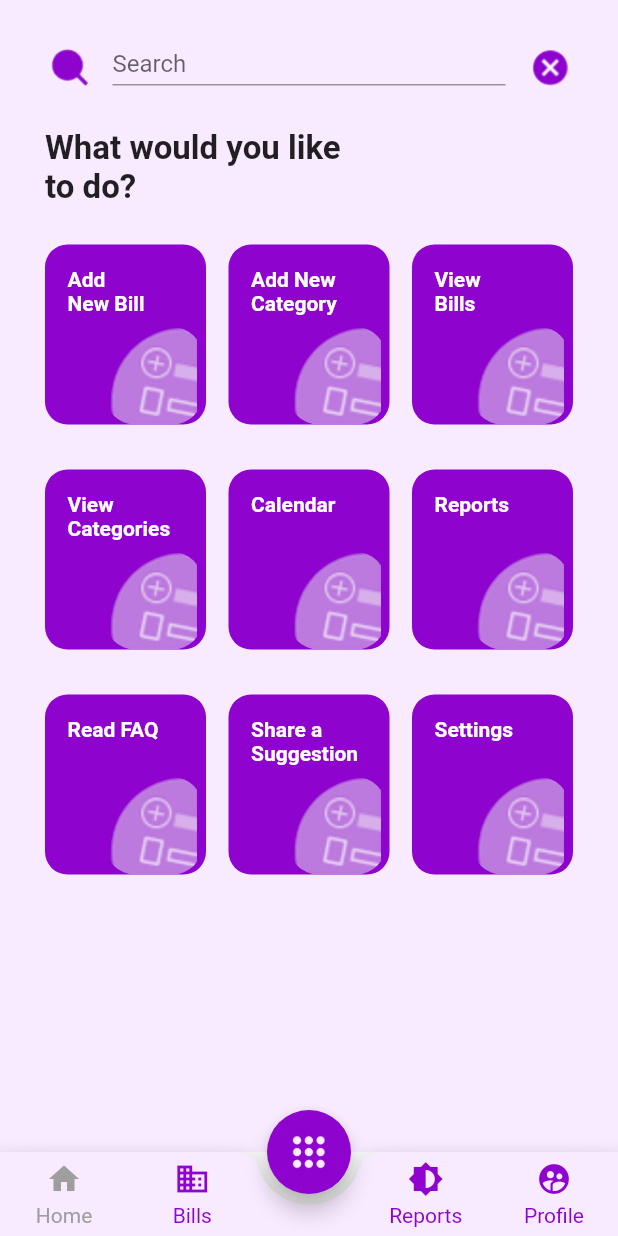
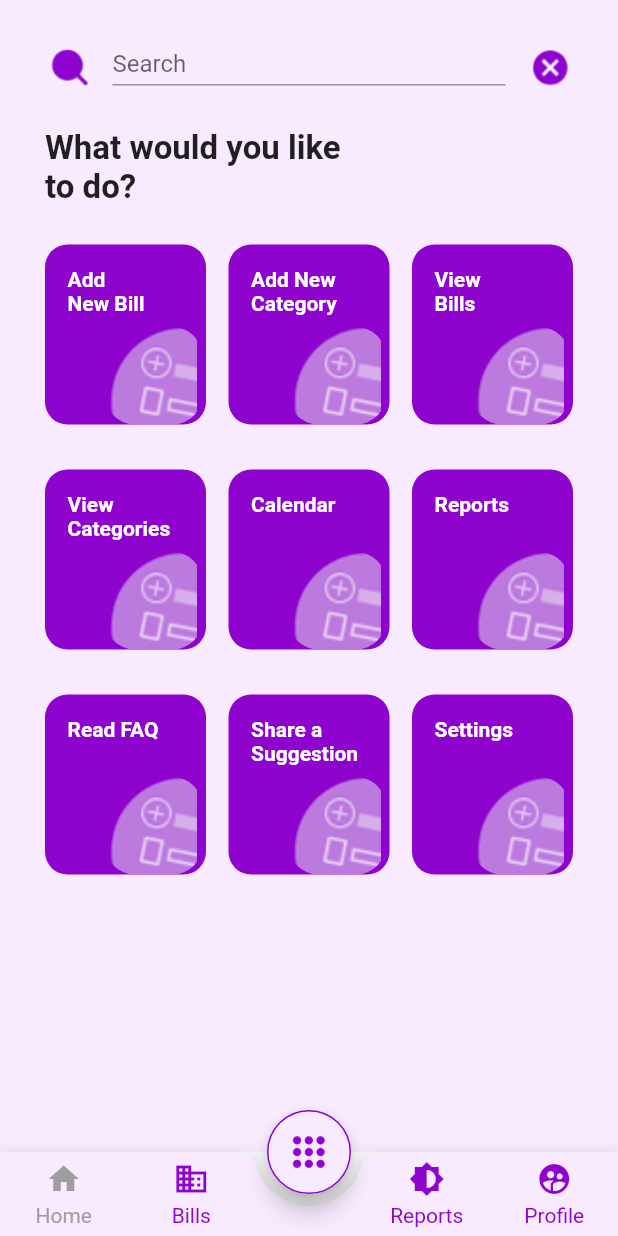
Before and after one commit to ChiragGajjar/PaymentReminder, a Flutter app: the TabBarScreen screen opened directly, on a phone screen of 412 x 824 dp. Run offline on Flutter 3.47's test engine with Material 2 defaults, Android fonts, the phone set to English and light mode, and no system bars.

Commit message:
bottom bar center button color changes

```diff
--- a/lib/tabbarController.dart
+++ b/lib/tabbarController.dart
@@ -14,9 +14,9 @@ class TabBarScreen extends StatefulWidget {
 
 class TabBarScreenState extends State<TabBarScreen> with TickerProviderStateMixin{
   int selectedIndex = 0;
-  late Animation<double> animation;
-  late CurvedAnimation curve;
-  late AnimationController _animationController;
+  // late Animation<double> animation;
+  // late CurvedAnimation curve;
+  // late AnimationController _animationController;
 
   final iconList = <IconData>[
     Icons.home,
@@ -34,27 +34,27 @@ class TabBarScreenState extends State<TabBarScreen> with TickerProviderStateMixi
   @override
   void initState() {
     // TODO: implement initState
-    _animationController = AnimationController(
-      duration: Duration(seconds: 1),
-      vsync: this,
-    );
-    curve = CurvedAnimation(
-      parent: _animationController,
-      curve: Interval(
-        0.5,
-        1.0,
-        curve: Curves.fastOutSlowIn,
-      ),
-    );
-
-    animation = Tween<double>(
-      begin: 0,
-      end: 1,
-    ).animate(curve);
-    Future.delayed(
-      Duration(seconds: 1),
-          () => _animationController.forward(),
-    );
+    // _animationController = AnimationController(
+    //   duration: Duration(seconds: 1),
+    //   vsync: this,
+    // );
+    // curve = CurvedAnimation(
+    //   parent: _animationController,
+    //   curve: Interval(
+    //     0.5,
+    //     1.0,
+    //     curve: Curves.fastOutSlowIn,
+    //   ),
+    // );
+    //
+    // animation = Tween<double>(
+    //   begin: 0,
+    //   end: 1,
+    // ).animate(curve);
+    // Future.delayed(
+    //   Duration(seconds: 1),
+    //       () => _animationController.forward(),
+    // );
 
     super.initState();
 
@@ -65,13 +65,18 @@ class TabBarScreenState extends State<TabBarScreen> with TickerProviderStateMixi
     return Scaffold(
       resizeToAvoidBottomInset: false,
       body: _getBody(selectedIndex),
-      floatingActionButton: FloatingActionButton(onPressed: () {  },
-        backgroundColor: Color(0xFF8E04CE),
+      floatingActionButton: FloatingActionButton(onPressed: () {
+        setState(() {
+            selectedIndex = 4;
+          });
+        },
+        shape: StadiumBorder(side: BorderSide(color: Color(0xFF8E04CE), width: 1)),
+        backgroundColor: selectedIndex == 4 ? Color(0xFF8E04CE) : Color(0xFFF8EAFF),
         child: Image(
           image: AppImages.home,
           height: 25,
           width: 25,
-          color: Color(0xFFF8EAFF),
+          color: selectedIndex == 4 ? Color(0xFFF8EAFF) : Color(0xFF8E04CE),
         ),
       ),
       floatingActionButtonLocation: FloatingActionButtonLocation.centerDocked,
@@ -104,8 +109,8 @@ class TabBarScreenState extends State<TabBarScreen> with TickerProviderStateMixi
         backgroundColor: Color(0xFFF8EAFF),
         activeIndex: selectedIndex,
         splashColor: HexColor('#FFA400'),
-        notchAndCornersAnimation: animation,
-        splashSpeedInMilliseconds: 300,
+        // notchAndCornersAnimation: animation,
+        // splashSpeedInMilliseconds: 300,
         notchSmoothness: NotchSmoothness.defaultEdge,
         gapLocation: GapLocation.center,
         // leftCornerRadius: 32,
@@ -114,6 +119,7 @@ class TabBarScreenState extends State<TabBarScreen> with TickerProviderStateMixi
           setState(() {
             selectedIndex = index;
           });
+          print(selectedIndex);
         },
       ),
 
```
